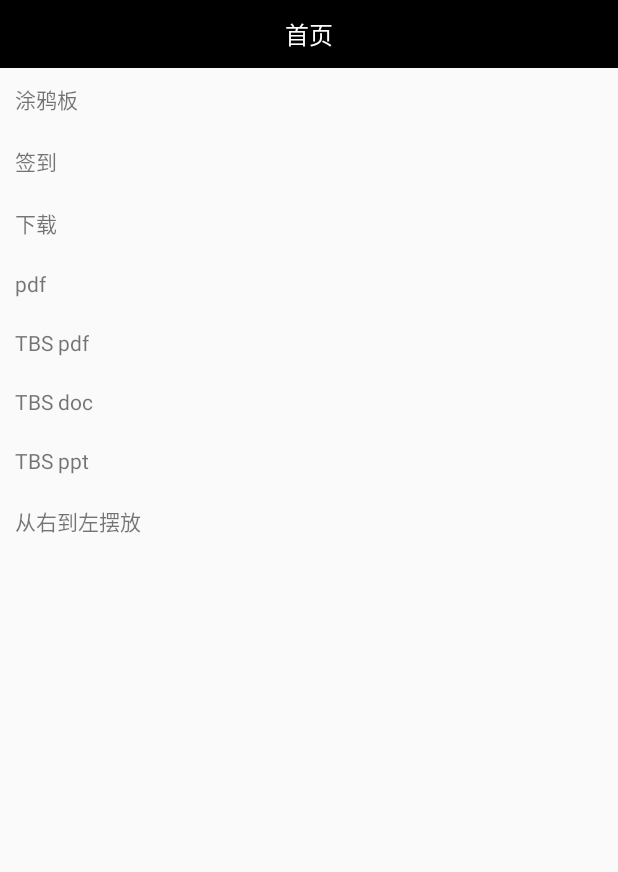
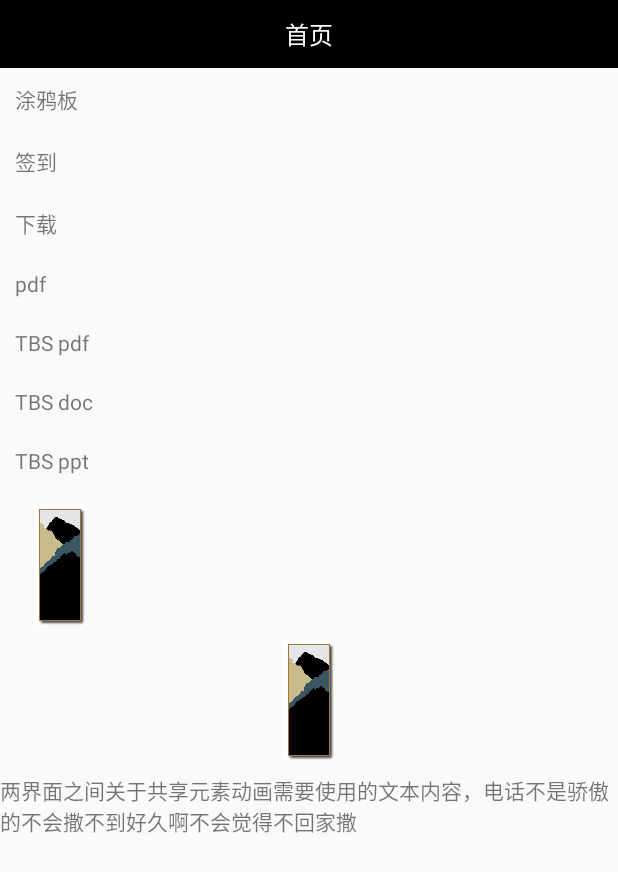
Before and after one commit to MaiitZhao/doSomething, an Android app: the screen it shows after launch (MainActivity), on a phone screen of 412 x 824 dp. Shown: the top 872 px of the screen. Run offline under Robolectric (Android 15) with nearby library versions, the phone set to English and light mode, and no system bars; our stand-ins replace ButterKnife; libraries missing offline, so code that uses them is left out: com.tencent.smtt; Roboto replaces fonts that are not available here; 2 statements that could not run were skipped.

Commit message:
添加共享元素动画，实现单个和多个的动画实现方式

```diff
--- a/app/src/main/java/com/example/maiitzhao/myapplication/base/MainActivity.java
+++ b/app/src/main/java/com/example/maiitzhao/myapplication/base/MainActivity.java
@@ -1,7 +1,12 @@
 package com.example.maiitzhao.myapplication.base;
 
+import android.content.Intent;
 import android.os.Bundle;
+import android.support.v4.app.ActivityOptionsCompat;
+import android.support.v4.util.Pair;
 import android.view.View;
+import android.widget.ImageView;
+import android.widget.TextView;
 
 import com.example.maiitzhao.myapplication.CommonViewActivity;
 import com.example.maiitzhao.myapplication.R;
@@ -12,9 +17,18 @@ import com.example.maiitzhao.myapplication.signmap.SignMapActivity;
 import com.example.maiitzhao.myapplication.update.UpdateAppActivity;
 import com.example.maiitzhao.myapplication.util.CommonUtil;
 
+import butterknife.BindView;
 import butterknife.OnClick;
 
 public class MainActivity extends BaseActivity {
+
+    @BindView(R.id.tv_gridview)
+    ImageView tvGrid;
+
+    @BindView(R.id.iv_trans)
+    ImageView ivTrans;
+    @BindView(R.id.tv_trans)
+    TextView tvTrans;
 
     @Override
     protected int initContentView() {
@@ -25,7 +39,8 @@ public class MainActivity extends BaseActivity {
     protected void initView() {
     }
 
-    @OnClick({R.id.tv_paint_bord, R.id.tv_paint, R.id.tv_update, R.id.tv_pdf, R.id.tv_pdf2, R.id.tv_pdf3, R.id.tv_pdf4,R.id.tv_gridview})
+    @OnClick({R.id.tv_paint_bord, R.id.tv_paint, R.id.tv_update, R.id.tv_pdf, R.id.tv_pdf2, R.id.tv_pdf3,
+            R.id.tv_pdf4, R.id.tv_gridview, R.id.ll_trans})
     public void onClick(View view) {
         switch (view.getId()) {
             case R.id.tv_paint_bord:
@@ -59,7 +74,15 @@ public class MainActivity extends BaseActivity {
                 CommonUtil.toActivityBundle(DocumentDisplayActivity.class, bundlePPT);
                 break;
             case R.id.tv_gridview:
-                CommonUtil.toActivity(CommonViewActivity.class);
+                Intent intent = new Intent(this, CommonViewActivity.class);
+                Bundle bundleXioguo = ActivityOptionsCompat.makeSceneTransitionAnimation(this, tvGrid, getString(R.string.trans_tag_image)).toBundle();
+                startActivity(intent, bundleXioguo);
+                break;
+            case R.id.ll_trans:
+                Intent intent2 = new Intent(this, CommonViewActivity.class);
+                Pair<View, String> pair1 = new Pair<View, String>(ivTrans, getString(R.string.trans_tag_image));
+                Pair<View, String> pair2 = new Pair<View, String>(tvTrans, getString(R.string.trans_tag_text));
+                startActivity(intent2, ActivityOptionsCompat.makeSceneTransitionAnimation(this, pair1,pair2).toBundle());
                 break;
         }
     }
--- a/app/src/main/res/layout/activity_main.xml
+++ b/app/src/main/res/layout/activity_main.xml
@@ -62,11 +62,40 @@
         android:padding="10dp"
         android:text="TBS ppt" />
 
-    <TextView
+
+    <ImageView
         android:id="@+id/tv_gridview"
-        android:layout_width="wrap_content"
+        android:layout_width="80dp"
+        android:layout_height="80dp"
+        android:layout_marginTop="10dp"
+        android:src="@mipmap/logo"
+        android:transitionName="@string/trans_tag_image" />
+
+    <LinearLayout
+        android:id="@+id/ll_trans"
+        android:layout_width="match_parent"
         android:layout_height="wrap_content"
-        android:padding="10dp"
-        android:text="从右到左摆放" />
+        android:gravity="center"
+        android:orientation="vertical">
+
+        <ImageView
+            android:id="@+id/iv_trans"
+            android:layout_width="80dp"
+            android:layout_height="80dp"
+            android:layout_marginTop="10dp"
+            android:src="@mipmap/logo"
+            android:transitionName="@string/trans_tag_image" />
+
+        <TextView
+            android:id="@+id/tv_trans"
+            android:layout_width="wrap_content"
+            android:layout_height="wrap_content"
+            android:layout_marginTop="10dp"
+            android:text="@string/explain"
+            android:transitionName="@string/trans_tag_text" />
+
+    </LinearLayout>
+
+
 
 </LinearLayout>
--- a/app/src/main/res/values/strings.xml
+++ b/app/src/main/res/values/strings.xml
@@ -3,4 +3,10 @@
 
     <string name="install_app_text">会员需要在课海开通，需要下载安装课海APP\n首次安装登录\n可获得1000积分的奖励</string>
 
+    <string name="trans_tag_image">tag_image</string>
+
+    <string name="trans_tag_text">tag_text</string>
+
+    <string name="explain">两界面之间关于共享元素动画需要使用的文本内容，电话不是骄傲的不会撒不到好久啊不会觉得不回家撒</string>
+
 </resources>
```
Also changed, not shown: app/src/main/res/layout/activity_common_view.xml (+31 -3 lines), app/src/main/res/values-v21/styles.xml (added, +94 -0 lines).
